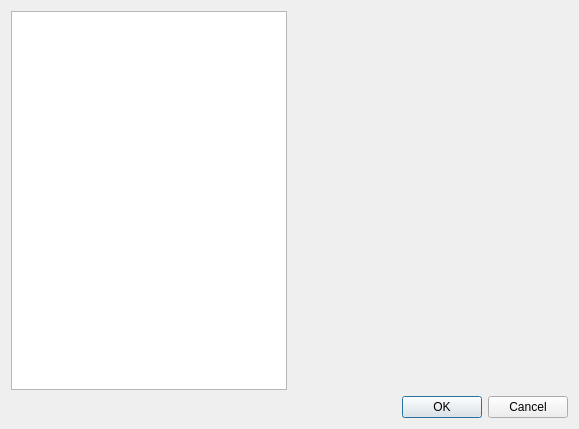
Before: the Qt Designer form src/gui/PreferencesWindow.ui in Gnurou/tagainijisho, drawn with Qt 5.
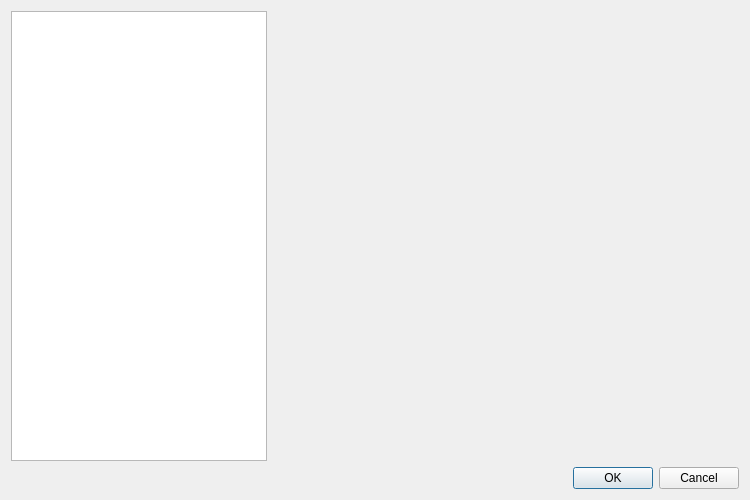
After: the same form once the commit is applied. Icons and pictures are not drawn.

Commit message: Fix preferences window geometry and UI languages ordering

Diff of the .ui file:
```diff
--- a/src/gui/PreferencesWindow.ui
+++ b/src/gui/PreferencesWindow.ui
@@ -6,8 +6,8 @@
    <rect>
     <x>0</x>
     <y>0</y>
-    <width>579</width>
-    <height>429</height>
+    <width>750</width>
+    <height>500</height>
    </rect>
   </property>
   <property name="windowTitle">
@@ -22,6 +22,12 @@
     <layout class="QHBoxLayout" name="horizontalLayout">
      <item>
       <widget class="QListWidget" name="categories">
+       <property name="sizePolicy">
+        <sizepolicy hsizetype="Preferred" vsizetype="Expanding">
+         <horstretch>0</horstretch>
+         <verstretch>0</verstretch>
+        </sizepolicy>
+       </property>
        <property name="minimumSize">
         <size>
          <width>150</width>
```
The commit also changes 2 other files.
